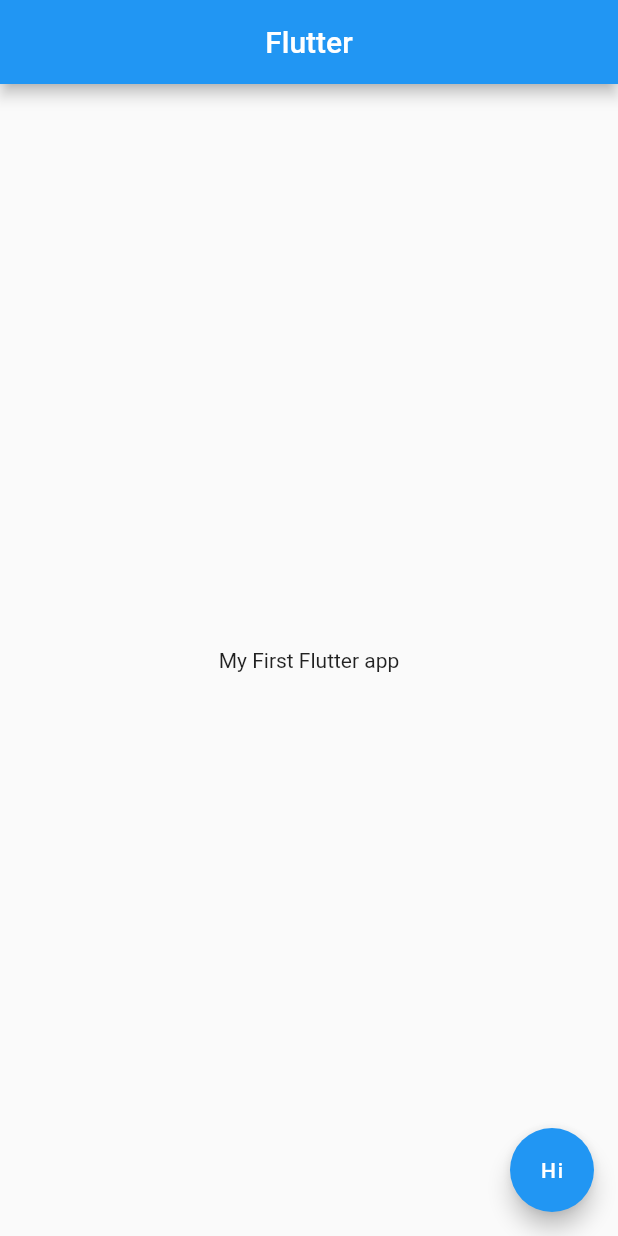
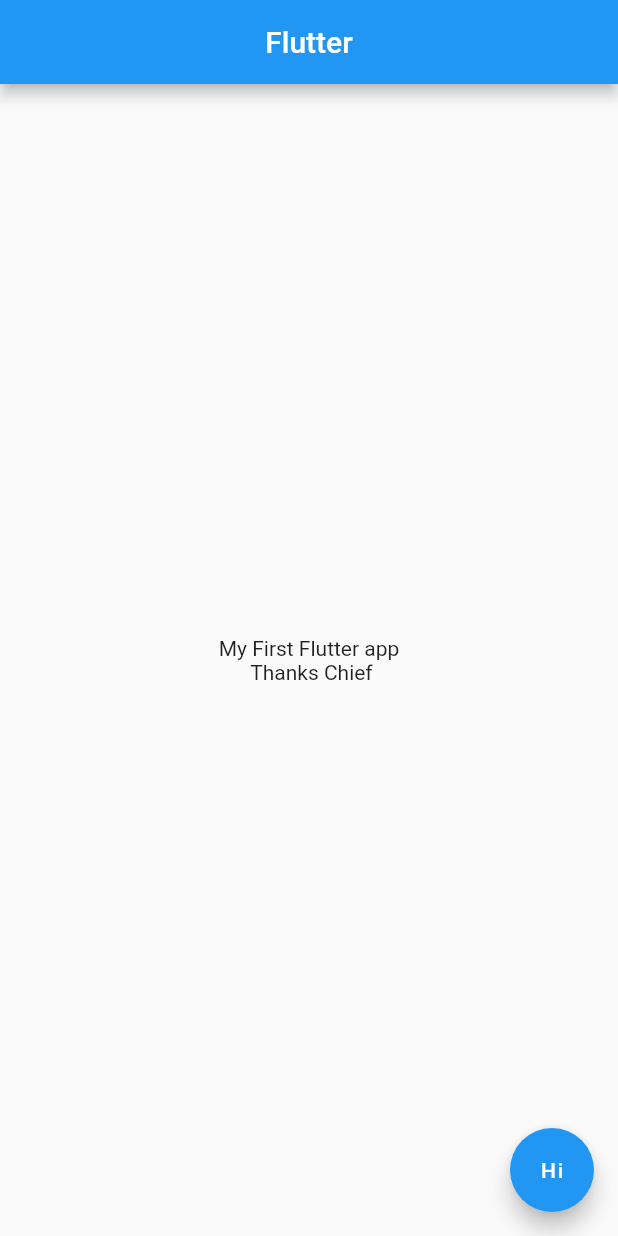
Before and after one commit to Akinyeleib/Pedek, a Flutter app: the screen it shows after launch, on a phone screen of 412 x 824 dp. Run offline on Flutter 3.47's test engine with Material 2 defaults, Android fonts, the phone set to English and light mode, and no system bars.

```diff
--- a/assignments/lib/main.dart
+++ b/assignments/lib/main.dart
@@ -13,10 +13,16 @@ class AssignmentOne extends StatelessWidget {
           centerTitle: true,
         ),
         body: const Center(
-          child: Text("My First Flutter app"),
+          child: Text(
+            "My First Flutter app\n Thanks Chief",
+            textAlign: TextAlign.center,
+          ),
         ),
-        floatingActionButton:
-            FloatingActionButton(onPressed: clicked, child: const Text("Hi")),
+        floatingActionButton: FloatingActionButton(
+          onPressed: clicked,
+          child: const Text("Hi"),
+          // backgroundColor: Colors.amber,
+        ),
       ),
     );
   }
```
